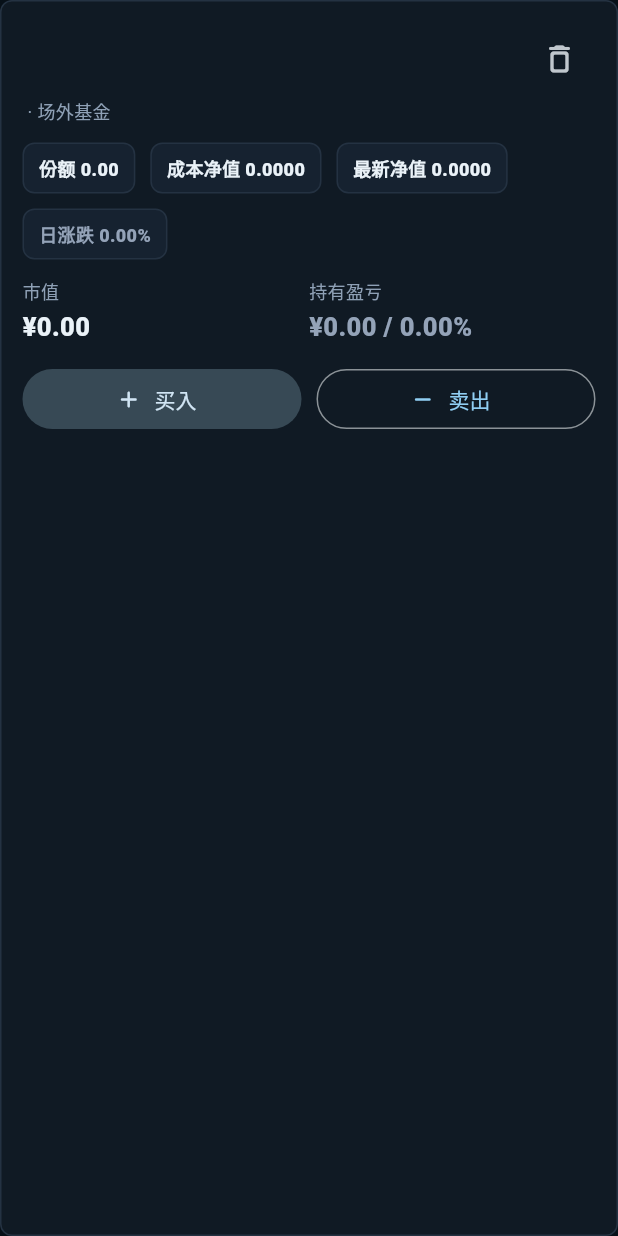
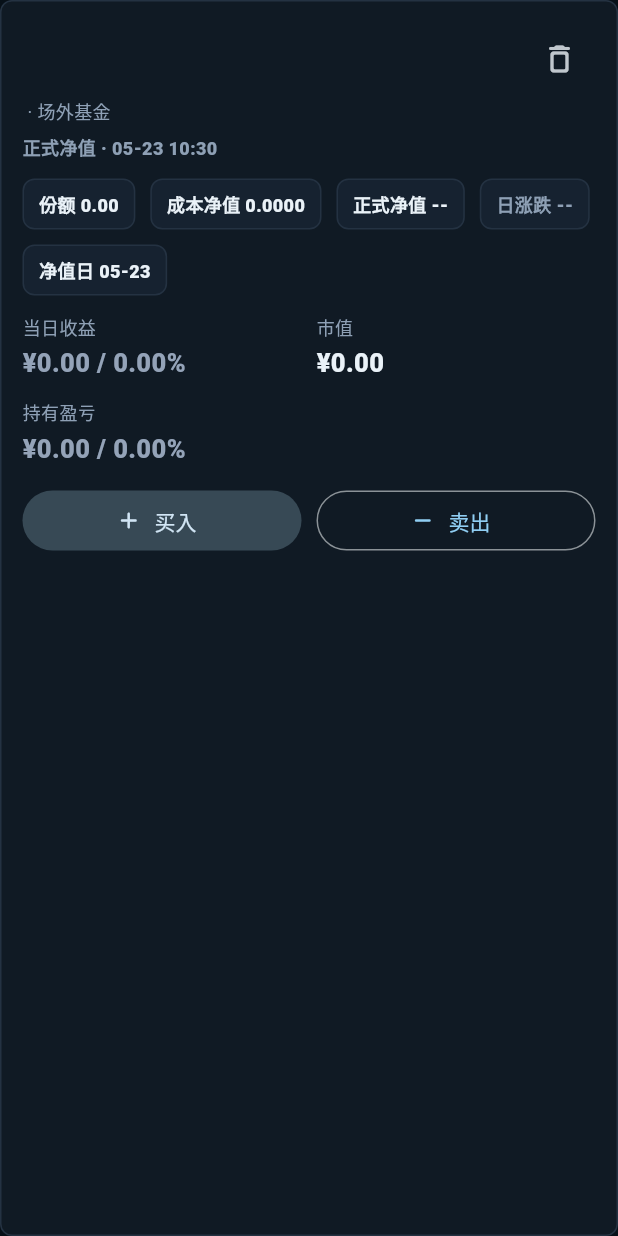
Before and after one commit to Devin-Lo1/stock_web, a Flutter app: the _FundCard widget shown alone on an empty page, opened directly with empty values, on a phone screen of 412 x 824 dp. Run offline on Flutter 3.47's test engine with Material 3 defaults, Android fonts, the phone set to English and light mode, and no system bars; our stand-ins replace firebase_core, firebase_messaging, flutter_local_notifications, shared_preferences; missing offline and left inert: huawei_push; accounts and stored records are empty; network calls fail.

Commit message:
feat: add intraday fund valuation

```diff
--- a/mobile_app/lib/models/fund_models.dart
+++ b/mobile_app/lib/models/fund_models.dart
@@ -97,6 +97,12 @@ class FundPositionSummary {
   const FundPositionSummary({
     required this.position,
     required this.latestNav,
+    required this.valuationMode,
+    required this.displayNav,
+    required this.displayChangeRate,
+    required this.displayTime,
+    required this.dayProfit,
+    required this.dayProfitRate,
     required this.marketValue,
     required this.holdingProfit,
     required this.holdingProfitRate,
@@ -106,11 +112,19 @@ class FundPositionSummary {
 
   final FundPosition position;
   final FundNavPoint? latestNav;
+  final String valuationMode;
+  final double displayNav;
+  final double displayChangeRate;
+  final DateTime? displayTime;
+  final double dayProfit;
+  final double dayProfitRate;
   final double marketValue;
   final double holdingProfit;
   final double holdingProfitRate;
   final double totalProfit;
   final double totalProfitRate;
+
+  bool get isEstimated => valuationMode == 'estimated';
 
   factory FundPositionSummary.fromJson(Map<String, dynamic> json) {
     final latest = json['latest_nav'];
@@ -121,6 +135,12 @@ class FundPositionSummary {
       latestNav: latest is Map<String, dynamic>
           ? FundNavPoint.fromJson(latest)
           : null,
+      valuationMode: json['valuation_mode'] as String? ?? 'none',
+      displayNav: _double(json['display_nav']),
+      displayChangeRate: _double(json['display_change_rate']),
+      displayTime: DateTime.tryParse(json['display_time'] as String? ?? ''),
+      dayProfit: _double(json['day_profit']),
+      dayProfitRate: _double(json['day_profit_rate']),
       marketValue: _double(json['market_value']),
       holdingProfit: _double(json['holding_profit']),
       holdingProfitRate: _double(json['holding_profit_rate']),
--- a/mobile_app/lib/screens/funds_screen.dart
+++ b/mobile_app/lib/screens/funds_screen.dart
@@ -136,6 +136,11 @@ class _FundsScreenState extends State<FundsScreen> {
       0,
       (sum, item) => sum + item.totalProfit,
     );
+    final totalDayProfit = _summaries.fold<double>(
+      0,
+      (sum, item) => sum + item.dayProfit,
+    );
+    final hasEstimated = _summaries.any((item) => item.isEstimated);
     return Scaffold(
       backgroundColor: pageBackgroundColor(context),
       body: SafeArea(
@@ -169,7 +174,9 @@ class _FundsScreenState extends State<FundsScreen> {
               const SizedBox(height: 12),
               _FundSummaryBand(
                 marketValue: totalMarketValue,
+                dayProfit: totalDayProfit,
                 totalProfit: totalProfit,
+                valuationLabel: hasEstimated ? '盘中估算' : '正式净值',
               ),
               const SizedBox(height: 12),
               FilledButton.icon(
@@ -219,11 +226,15 @@ class _FundsScreenState extends State<FundsScreen> {
 class _FundSummaryBand extends StatelessWidget {
   const _FundSummaryBand({
     required this.marketValue,
+    required this.dayProfit,
     required this.totalProfit,
+    required this.valuationLabel,
   });
 
   final double marketValue;
+  final double dayProfit;
   final double totalProfit;
+  final String valuationLabel;
 
   @override
   Widget build(BuildContext context) {
@@ -234,7 +245,10 @@ class _FundSummaryBand extends StatelessWidget {
         borderRadius: BorderRadius.circular(8),
         border: Border.all(color: borderColor(context)),
       ),
-      child: Row(
+      child: Column(
+        crossAxisAlignment: CrossAxisAlignment.start,
+        children: [
+          Row(
             children: [
               Expanded(
                 child: _Metric(label: '基金市值', value: _money(marketValue)),
@@ -242,9 +256,28 @@ class _FundSummaryBand extends StatelessWidget {
               const SizedBox(width: 10),
               Expanded(
                 child: _Metric(
-              label: '累计盈亏',
+                  label: '$valuationLabel当日收益',
+                  value: _money(dayProfit),
+                  valueColor: _profitColor(dayProfit),
+                ),
+              ),
+            ],
+          ),
+          const SizedBox(height: 12),
+          _Metric(
+            label: '持有总盈亏',
             value: _money(totalProfit),
             valueColor: _profitColor(totalProfit),
+          ),
+          const SizedBox(height: 8),
+          Text(
+            valuationLabel == '盘中估算'
+                ? '盘中按估算净值计算，正式净值更新后自动切换。'
+                : '已按最新正式净值计算。盘中无新估算时保持正式净值口径。',
+            style: TextStyle(
+              color: secondaryTextColor(context),
+              fontSize: 12,
+              height: 1.25,
             ),
           ),
         ],
@@ -270,6 +303,7 @@ class _FundCard extends StatelessWidget {
   Widget build(BuildContext context) {
     final position = summary.position;
     final latest = summary.latestNav;
+    final modeLabel = _valuationLabel(summary);
     return Container(
       padding: const EdgeInsets.all(14),
       decoration: BoxDecoration(
@@ -306,6 +340,19 @@ class _FundCard extends StatelessWidget {
             '${position.fundCode} · ${position.fundType.isEmpty ? '场外基金' : position.fundType}',
             style: TextStyle(color: secondaryTextColor(context), fontSize: 12),
           ),
+          if (summary.displayTime != null) ...[
+            const SizedBox(height: 6),
+            Text(
+              '$modeLabel · ${_dateTimeLabel(summary.displayTime!)}',
+              style: TextStyle(
+                color: summary.isEstimated
+                    ? const Color(0xFFE6B450)
+                    : secondaryTextColor(context),
+                fontSize: 12,
+                fontWeight: FontWeight.w800,
+              ),
+            ),
+          ],
           const SizedBox(height: 12),
           Wrap(
             spacing: 10,
@@ -317,26 +364,44 @@ class _FundCard extends StatelessWidget {
                 value: position.avgCostNav.toStringAsFixed(4),
               ),
               _InfoChip(
-                label: '最新净值',
-                value: latest == null
+                label: summary.isEstimated ? '估算净值' : '正式净值',
+                value: summary.displayNav <= 0
                     ? '--'
-                    : latest.unitNav.toStringAsFixed(4),
+                    : summary.displayNav.toStringAsFixed(4),
               ),
               _InfoChip(
-                label: '日涨跌',
-                value: latest == null ? '--' : _percent(latest.dailyGrowthRate),
-                valueColor: latest == null
+                label: summary.isEstimated ? '估算涨跌' : '日涨跌',
+                value: summary.displayNav <= 0
+                    ? '--'
+                    : _percent(summary.displayChangeRate),
+                valueColor: summary.displayNav <= 0
                     ? secondaryTextColor(context)
-                    : _profitColor(latest.dailyGrowthRate),
+                    : _profitColor(summary.displayChangeRate),
+              ),
+              if (latest != null)
+                _InfoChip(label: '净值日', value: _shortDate(latest.navDate)),
+            ],
+          ),
+          const SizedBox(height: 12),
+          Row(
+            children: [
+              Expanded(
+                child: _Metric(
+                  label: summary.isEstimated ? '预估当日收益' : '当日收益',
+                  value:
+                      '${_money(summary.dayProfit)} / ${_percent(summary.dayProfitRate)}',
+                  valueColor: _profitColor(summary.dayProfit),
+                ),
+              ),
+              const SizedBox(width: 10),
+              Expanded(
+                child: _Metric(label: '市值', value: _money(summary.marketValue)),
               ),
             ],
           ),
           const SizedBox(height: 12),
           Row(
             children: [
-              Expanded(
-                child: _Metric(label: '市值', value: _money(summary.marketValue)),
-              ),
               Expanded(
                 child: _Metric(
                   label: '持有盈亏',
@@ -549,7 +614,9 @@ class _FundTradeSheetState extends State<_FundTradeSheet> {
     super.initState();
     _sharesController = TextEditingController();
     _navController = TextEditingController(
-      text: widget.summary.latestNav?.unitNav.toStringAsFixed(4) ?? '',
+      text: widget.summary.displayNav > 0
+          ? widget.summary.displayNav.toStringAsFixed(4)
+          : '',
     );
   }
 
@@ -727,6 +794,25 @@ String _percent(double value) {
   return '$sign${value.abs().toStringAsFixed(2)}%';
 }
 
+String _valuationLabel(FundPositionSummary summary) {
+  return summary.isEstimated ? '盘中估算' : '正式净值';
+}
+
+String _shortDate(DateTime value) {
+  final month = value.month.toString().padLeft(2, '0');
+  final day = value.day.toString().padLeft(2, '0');
+  return '$month-$day';
+}
+
+String _dateTimeLabel(DateTime value) {
+  final local = value.toLocal();
+  final month = local.month.toString().padLeft(2, '0');
+  final day = local.day.toString().padLeft(2, '0');
+  final hour = local.hour.toString().padLeft(2, '0');
+  final minute = local.minute.toString().padLeft(2, '0');
+  return '$month-$day $hour:$minute';
+}
+
 Color _profitColor(double value) {
   if (value > 0) return const Color(0xFF20C997);
   if (value < 0) return const Color(0xFFFF4D67);
```
Also changed, not shown: 6 other files. Lines whose indentation alone changed are shown as unchanged.
